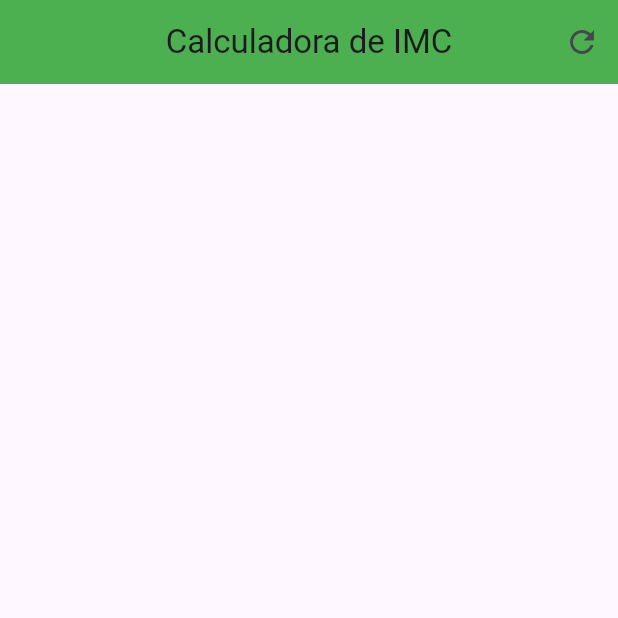
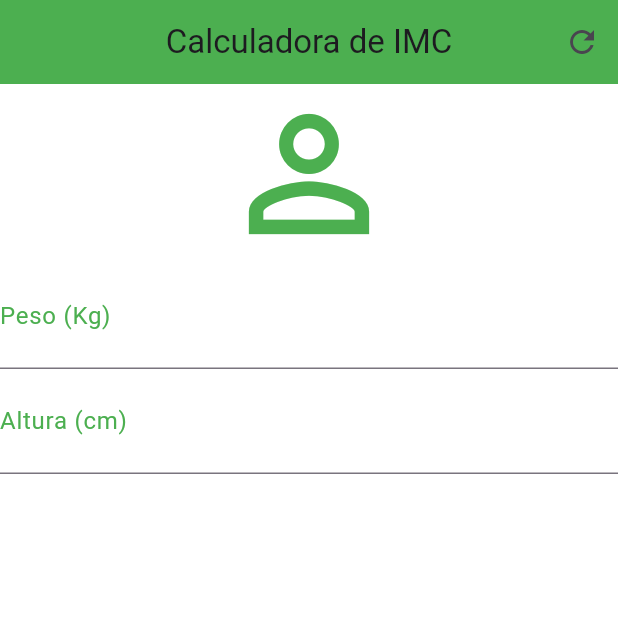
Before and after one commit to iraponan/calculadora_imc, a Flutter app: the screen it shows after launch, on a phone screen of 412 x 824 dp, the top half of it. Run offline on Flutter 3.47's test engine with Material 3 defaults, Android fonts, the phone set to English and light mode, and no system bars.

Commit message:
Criando os TextField's.

```diff
--- a/lib/main.dart
+++ b/lib/main.dart
@@ -31,6 +31,45 @@
           )
         ],
       ),
+      backgroundColor: Colors.white,
+      body: const Column(
+        crossAxisAlignment: CrossAxisAlignment.stretch,
+        children: [
+          Icon(
+            Icons.person_outline,
+            size: 120,
+            color: Colors.green,
+          ),
+          TextField(
+            keyboardType: TextInputType.number,
+            decoration: InputDecoration(
+              labelText: 'Peso (Kg)',
+              labelStyle: TextStyle(
+                color: Colors.green,
+              ),
+            ),
+            textAlign: TextAlign.center,
+            style: TextStyle(
+              color: Colors.green,
+              fontSize: 25,
+            ),
+          ),
+          TextField(
+            keyboardType: TextInputType.number,
+            decoration: InputDecoration(
+              labelText: 'Altura (cm)',
+              labelStyle: TextStyle(
+                color: Colors.green,
+              ),
+            ),
+            textAlign: TextAlign.center,
+            style: TextStyle(
+              color: Colors.green,
+              fontSize: 25,
+            ),
+          ),
+        ],
+      ),
     );
   }
 }
```
